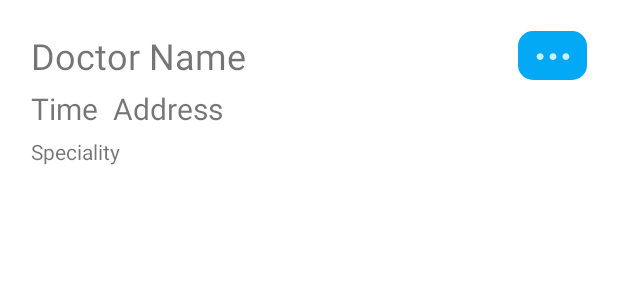
After one commit to DionisisSchoinas/medical-card-android-app, an Android app: the layout patient_appointment_row.xml on its own in the app's theme, with its tools: preview values and no code run, on a phone screen of 412 x 824 dp. The commit adds this screen. Shown: the top 300 px of the screen. Run offline under Robolectric (Android 15) with nearby library versions, the phone set to English and light mode, and no system bars; network calls fail.

Commit message:
Added appointment pulling with pages

```diff
--- a/app/src/main/java/com/unipi/p17134/medicalcard/API/BaseDAO.java
+++ b/app/src/main/java/com/unipi/p17134/medicalcard/API/BaseDAO.java
@@ -10,6 +10,7 @@ import org.json.JSONObject;
 
 public class BaseDAO {
     protected static final String url = "http://192.168.1.10:3000";
+    protected static final String TIME_FORMAT = "yyyy-MM-dd'T'HH:mm:ss";
 
     protected static void errorResponse(Context ctx, VolleyError error) {
         if (error.networkResponse == null) {
--- /dev/null
+++ b/app/src/main/java/com/unipi/p17134/medicalcard/ClickListener.java
@@ -0,0 +1,5 @@
+package com.unipi.p17134.medicalcard;
+
+public interface ClickListener {
+    void onMoreInfoClicked(int index);
+}
--- /dev/null
+++ b/app/src/main/res/drawable/rounded.xml
@@ -0,0 +1,4 @@
+<?xml version="1.0" encoding="utf-8"?>
+<shape xmlns:android="http://schemas.android.com/apk/res/android" android:shape="rectangle">
+    <corners android:radius="10dp"/>
+</shape>
--- /dev/null
+++ b/app/src/main/res/layout/patient_appointment_row.xml
@@ -0,0 +1,95 @@
+<?xml version="1.0" encoding="utf-8"?>
+<androidx.constraintlayout.widget.ConstraintLayout xmlns:android="http://schemas.android.com/apk/res/android"
+    xmlns:app="http://schemas.android.com/apk/res-auto"
+    xmlns:tools="http://schemas.android.com/tools"
+    android:layout_width="match_parent"
+    android:layout_height="wrap_content"
+    android:layout_marginLeft="10dp"
+    android:layout_marginTop="10dp"
+    android:layout_marginRight="10dp">
+
+    <androidx.cardview.widget.CardView
+        android:layout_width="0dp"
+        android:layout_height="wrap_content"
+        app:cardCornerRadius="10dp"
+        app:layout_constraintEnd_toEndOf="parent"
+        app:layout_constraintStart_toStartOf="parent"
+        app:layout_constraintTop_toTopOf="parent">
+
+        <androidx.constraintlayout.widget.ConstraintLayout
+            android:layout_width="match_parent"
+            android:layout_height="wrap_content"
+            android:padding="5dp">
+
+            <TextView
+                android:id="@+id/patient_row_doctorName"
+                android:layout_width="0dp"
+                android:layout_height="wrap_content"
+                android:layout_marginStart="5dp"
+                android:layout_marginTop="5dp"
+                android:layout_marginEnd="10dp"
+                android:ellipsize="end"
+                android:text="Doctor Name"
+                android:textSize="24sp"
+                app:layout_constraintEnd_toStartOf="@+id/patient_row_moreInfo"
+                app:layout_constraintStart_toStartOf="parent"
+                app:layout_constraintTop_toTopOf="parent" />
+
+            <TextView
+                android:id="@+id/patient_row_time"
+                android:layout_width="wrap_content"
+                android:layout_height="wrap_content"
+                android:layout_marginStart="5dp"
+                android:layout_marginTop="5dp"
+                android:text="Time"
+                android:textSize="20sp"
+                app:layout_constraintStart_toStartOf="parent"
+                app:layout_constraintTop_toBottomOf="@+id/patient_row_doctorName" />
+
+            <TextView
+                android:id="@+id/patient_row_adress"
+                android:layout_width="0dp"
+                android:layout_height="wrap_content"
+                android:layout_marginStart="10dp"
+                android:layout_marginTop="5dp"
+                android:ellipsize="end"
+                android:text="Address"
+                android:textSize="20sp"
+                app:layout_constraintEnd_toEndOf="parent"
+                app:layout_constraintStart_toEndOf="@+id/patient_row_time"
+                app:layout_constraintTop_toBottomOf="@+id/patient_row_doctorName" />
+
+            <TextView
+                android:id="@+id/patient_row_doctorSpeciality"
+                android:layout_width="0dp"
+                android:layout_height="wrap_content"
+                android:layout_marginStart="5dp"
+                android:layout_marginTop="5dp"
+                android:ellipsize="end"
+                android:text="Speciality"
+                app:layout_constraintEnd_toEndOf="parent"
+                app:layout_constraintStart_toStartOf="parent"
+                app:layout_constraintTop_toBottomOf="@+id/patient_row_time" />
+
+            <ImageButton
+                android:id="@+id/patient_row_moreInfo"
+                android:layout_width="wrap_content"
+                android:layout_height="0dp"
+                android:layout_marginEnd="5dp"
+                android:adjustViewBounds="true"
+                android:background="@drawable/rounded"
+                android:backgroundTint="@color/blue"
+                android:cropToPadding="false"
+                android:paddingStart="10dp"
+                android:paddingTop="3dp"
+                android:paddingEnd="10dp"
+                android:paddingBottom="3dp"
+                app:layout_constraintBottom_toBottomOf="@+id/patient_row_doctorName"
+                app:layout_constraintEnd_toEndOf="parent"
+                app:layout_constraintTop_toTopOf="@+id/patient_row_doctorName"
+                app:srcCompat="@drawable/ic_dots" />
+
+        </androidx.constraintlayout.widget.ConstraintLayout>
+    </androidx.cardview.widget.CardView>
+
+</androidx.constraintlayout.widget.ConstraintLayout>
```
Also changed, not shown: app/src/main/java/com/unipi/p17134/medicalcard/API/PatientDAO.java (added, +140 -0 lines), app/src/main/java/com/unipi/p17134/medicalcard/Adapters/PatientAppointmentsAdapter.java (added, +102 -0 lines), app/src/main/java/com/unipi/p17134/medicalcard/ConnectedBaseClass.java (+13 -0 lines), app/src/main/java/com/unipi/p17134/medicalcard/Custom/TimeParsing.java (added, +11 -0 lines), app/src/main/java/com/unipi/p17134/medicalcard/MainActivity.java (+36 -0 lines), app/src/main/java/com/unipi/p17134/medicalcard/Singletons/Appointment.java (added, +59 -0 lines), app/src/main/java/com/unipi/p17134/medicalcard/Singletons/Doctor.java (+33 -7 lines), app/src/main/java/com/unipi/p17134/medicalcard/Singletons/Patient.java (added, +27 -0 lines), app/src/main/res/layout/content_main.xml (+6 -6 lines), app/src/main/res/drawable-hdpi/ic_dots.png (added), app/src/main/res/drawable-mdpi/ic_dots.png (added), app/src/main/res/drawable-xhdpi/ic_dots.png (added), app/src/main/res/drawable-xxhdpi/ic_dots.png (added), app/src/main/res/drawable-xxxhdpi/ic_dots.png (added).
